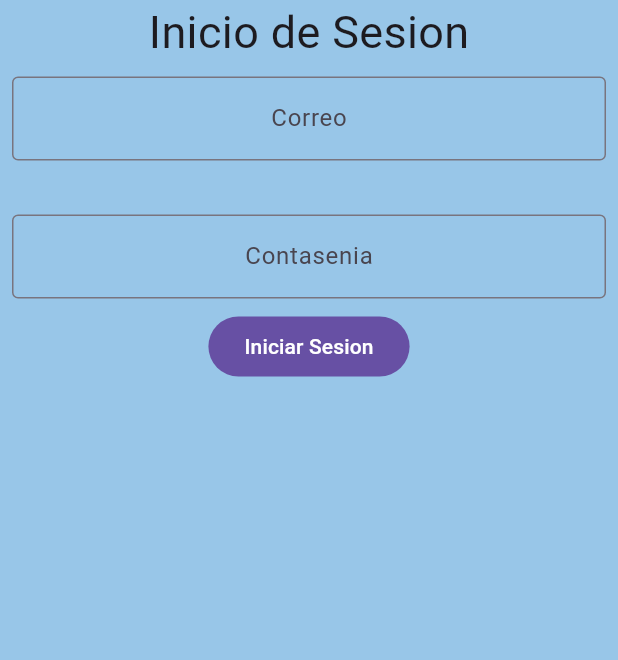
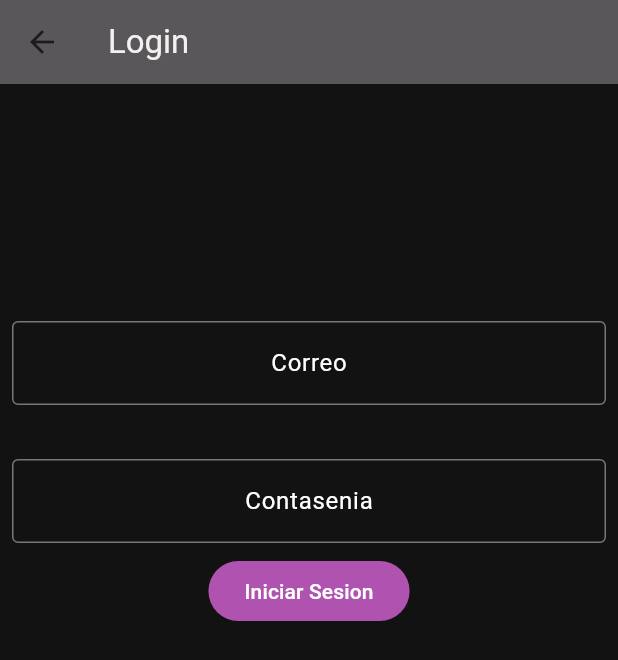
Before and after one commit to veronicazambrano/peliflutter, a Flutter app: the screen it shows after launch, after a tap on "Inicio", on a phone screen of 412 x 824 dp. Shown: the top 660 px of the screen. Run offline on Flutter 3.47's test engine with Material 3 defaults, Android fonts, the phone set to English and light mode, and no system bars; network calls fail.

Commit message:
Primer commit

```diff
--- a/lib/screen/pages/loginScreen.dart
+++ b/lib/screen/pages/loginScreen.dart
@@ -7,21 +7,13 @@ class LoginScreen extends StatelessWidget {
   @override
   Widget build(BuildContext context) {
     return Scaffold(
-      backgroundColor: const Color.fromARGB(255, 152, 198, 232),
-      body: Center(
-
-        child:
-        Column(
-          children: [
-
-            Text("Inicio de Sesion", style: TextStyle(fontSize: 30),
-
-            ),
-            login(context),
-          ],
-        ),
-
-        ),
+      backgroundColor: const Color.fromARGB(255, 18, 18, 18),
+      appBar: AppBar(
+        title:  Text("Login", style: TextStyle(color: const Color.fromARGB(255, 242, 240, 240)),),
+        backgroundColor: const Color.fromARGB(255, 90, 87, 90),
+      ),
+      body:
+      login(context),
     );
   }
 }
@@ -31,12 +23,13 @@ Widget login(context){
  TextEditingController pasw = TextEditingController();
  return Column(
    children: [
+    SizedBox(height: 150,),
      Padding(
        padding: const EdgeInsets.all(8.0),
        child: TextField(
         controller: correo ,
         decoration: InputDecoration(
-          label: Center(child: Text("Correo")),
+          label: Center(child: Text("Correo",style: TextStyle(color: Colors.white),)),
           border: OutlineInputBorder()
         ),
 
@@ -49,7 +42,7 @@ Widget login(context){
         obscureText: true,
         controller: pasw ,
         decoration: InputDecoration(
-          label: Center(child: Text("Contasenia")),
+          label: Center(child: Text("Contasenia",style: TextStyle(color: Colors.white),)),
           border: OutlineInputBorder()
         ),
 
@@ -57,6 +50,9 @@ Widget login(context){
      ),
      FilledButton(
       onPressed: ()=> Navigator.push(context,MaterialPageRoute(builder: (context)=>CatalogoScreen())),
+      style: FilledButton.styleFrom(
+        backgroundColor: const Color.fromARGB(255, 176, 82, 176),
+      ),
      child: const Text("Iniciar Sesion")
 
      )
```
Also changed, not shown: lib/screen/pages/registerScreen.dart (+6 -3 lines).
